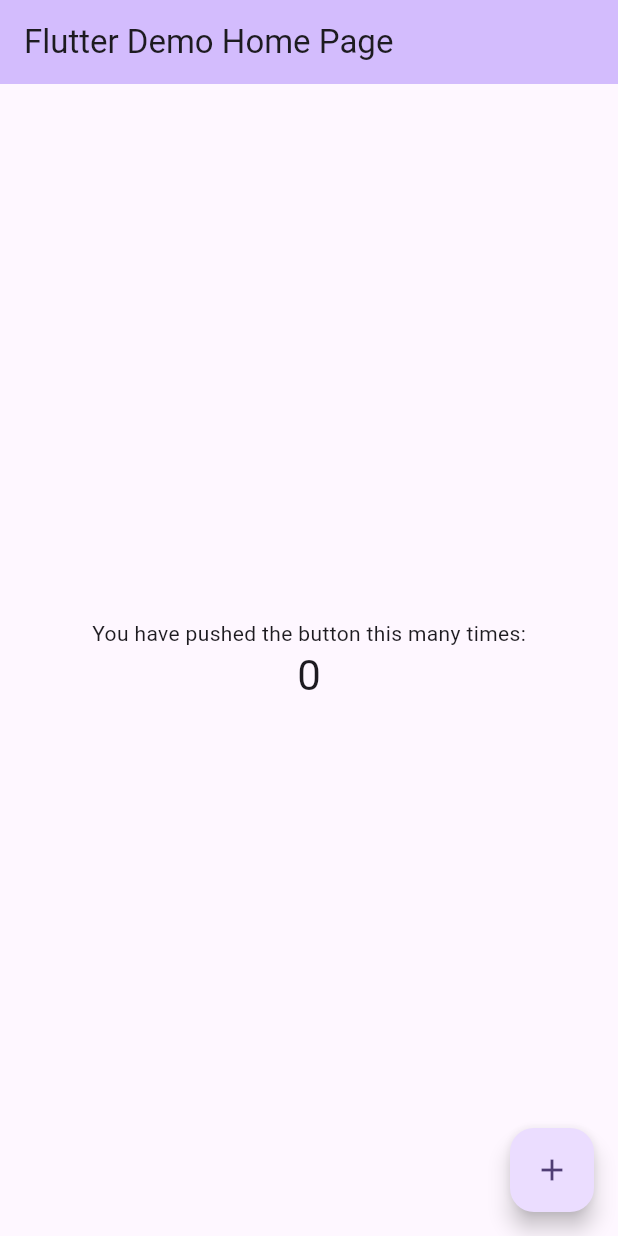
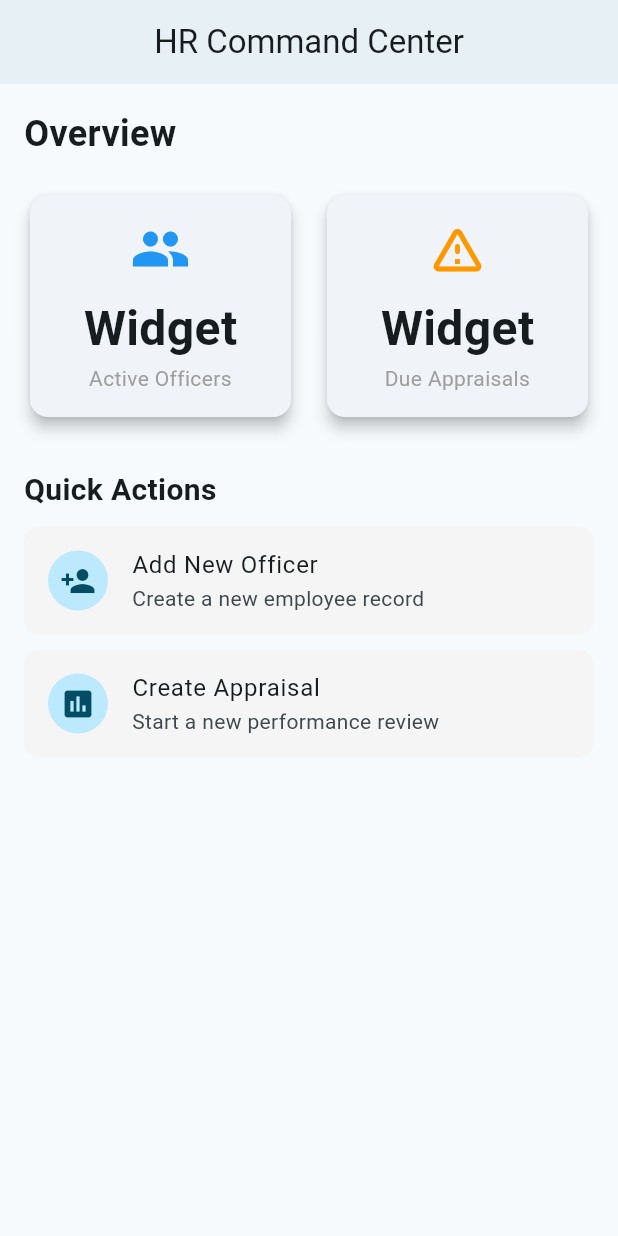
Before and after one commit to could-ai/019aea51-58df-794f-9c43-136378f08c61, a Flutter app: the screen it shows after launch, on a phone screen of 412 x 824 dp. Run offline on Flutter 3.47's test engine with Material 3 defaults, Android fonts, the phone set to English and light mode, and no system bars; statements that could not run were skipped.

Commit message:
Created data models for Officer and Appraisal to structure the application data.; Created mock data service to simulate a database with officers and appraisal logic.; Updated main.dart to set up routing and theme for the new application structure.; Created DashboardScreen to serve as the main landing page with summary statistics.; Created OfficerListScreen to display and filter officers.; Created OfficerDetailScreen to show individual employee records.; Created AppraisalTrackingScreen to list officers due for appraisal within 3 months.

```diff
--- a/usr/lib/main.dart
+++ b/usr/lib/main.dart
@@ -1,4 +1,7 @@
 import 'package:flutter/material.dart';
+import 'screens/dashboard_screen.dart';
+import 'screens/officer_list_screen.dart';
+import 'screens/appraisal_tracking_screen.dart';
 
 void main() {
   runApp(const MyApp());
@@ -7,117 +10,25 @@ void main() {
 class MyApp extends StatelessWidget {
   const MyApp({super.key});
 
-  // This widget is the root of your application.
   @override
   Widget build(BuildContext context) {
     return MaterialApp(
-      title: 'Flutter Demo',
+      title: 'Officer Appraisal System',
       debugShowCheckedModeBanner: false,
       theme: ThemeData(
-        // This is the theme of your application.
-        //
-        // TRY THIS: Try running your application with "flutter run". You'll see
-        // the application has a purple toolbar. Then, without quitting the app,
-        // try changing the seedColor in the colorScheme below to Colors.green
-        // and then invoke "hot reload" (save your changes or press the "hot
-        // reload" button in a Flutter-supported IDE, or press "r" if you used
-        // the command line to start the app).
-        //
-        // Notice that the counter didn't reset back to zero; the application
-        // state is not lost during the reload. To reset the state, use hot
-        // restart instead.
-        //
-        // This works for code too, not just values: Most code changes can be
-        // tested with just a hot reload.
-        colorScheme: ColorScheme.fromSeed(seedColor: Colors.deepPurple),
+        colorScheme: ColorScheme.fromSeed(seedColor: Colors.blueGrey),
+        useMaterial3: true,
+        appBarTheme: const AppBarTheme(
+          centerTitle: true,
+          elevation: 2,
+        ),
       ),
       initialRoute: '/',
       routes: {
-        '/': (context) => const MyHomePage(title: 'Flutter Demo Home Page'),
+        '/': (context) => const DashboardScreen(),
+        '/officers': (context) => const OfficerListScreen(),
+        '/tracking': (context) => const AppraisalTrackingScreen(),
       },
     );
   }
 }
-
-class MyHomePage extends StatefulWidget {
-  const MyHomePage({super.key, required this.title});
-
-  // This widget is the home page of your application. It is stateful, meaning
-  // that it has a State object (defined below) that contains fields that affect
-  // how it looks.
-
-  // This class is the configuration for the state. It holds the values (in this
-  // case the title) provided by the parent (in this case the App widget) and
-  // used by the build method of the State. Fields in a Widget subclass are
-  // always marked "final".
-
-  final String title;
-
-  @override
-  State<MyHomePage> createState() => _MyHomePageState();
-}
-
-class _MyHomePageState extends State<MyHomePage> {
-  int _counter = 0;
-
-  void _incrementCounter() {
-    setState(() {
-      // This call to setState tells the Flutter framework that something has
-      // changed in this State, which causes it to rerun the build method below
-      // so that the display can reflect the updated values. If we changed
-      // _counter without calling setState(), then the build method would not be
-      // called again, and so nothing would appear to happen.
-      _counter++;
-    });
-  }
-
-  @override
-  Widget build(BuildContext context) {
-    // This method is rerun every time setState is called, for instance as done
-    // by the _incrementCounter method above.
-    //
-    // The Flutter framework has been optimized to make rerunning build methods
-    // fast, so that you can just rebuild anything that needs updating rather
-    // than having to individually change instances of widgets.
-    return Scaffold(
-      appBar: AppBar(
-        // TRY THIS: Try changing the color here to a specific color (to
-        // Colors.amber, perhaps?) and trigger a hot reload to see the AppBar
-        // change color while the other colors stay the same.
-        backgroundColor: Theme.of(context).colorScheme.inversePrimary,
-        // Here we take the value from the MyHomePage object that was created by
-        // the App.build method, and use it to set our appbar title.
-        title: Text(widget.title),
-      ),
-      body: Center(
-        // Center is a layout widget. It takes a single child and positions it
-        // in the middle of the parent.
-        child: Column(
-          // Column is also a layout widget. It takes a list of children and
-          // arranges them vertically. By default, it sizes itself to fit its
-          // children horizontally, and tries to be as tall as its parent.
-          //
-          // Column has various properties to control how it sizes itself and
-          // how it positions its children. Here we use mainAxisAlignment to
-          // center the children vertically; the main axis here is the vertical
-          // axis because Columns are vertical (the cross axis would be
-          // horizontal).
-          //
-          // TRY THIS: Invoke "debug painting" (choose the "Toggle Debug Paint"
-          // action in the IDE, or press "p" in the console), to see the
-          // wireframe for each widget.
-          mainAxisAlignment: MainAxisAlignment.center,
-          children: <Widget>[
-            const Text('You have pushed the button this many times:'),
-            Text('$_counter', style: Theme.of(context).textTheme.headlineMedium),
-          ],
-        ),
-      ),
-      floatingActionButton: FloatingActionButton(
-        onPressed: _incrementCounter,
-        tooltip: 'Increment',
-        child: const Icon(Icons.add),
-      ), // This trailing comma makes auto-formatting nicer for build methods.
-    );
-  }
-}
--- /dev/null
+++ b/usr/lib/models/data_models.dart
@@ -0,0 +1,39 @@
+class Officer {
+  final String id;
+  final String name;
+  final String rank;
+  final String department;
+  final bool isActive;
+  final DateTime contractEndDate;
+  final String email;
+
+  Officer({
+    required this.id,
+    required this.name,
+    required this.rank,
+    required this.department,
+    required this.isActive,
+    required this.contractEndDate,
+    required this.email,
+  });
+}
+
+class Appraisal {
+  final String id;
+  final String officerId;
+  final DateTime dateCreated;
+  final DateTime dueDate;
+  final double score; // 1.0 to 5.0
+  final String comments;
+  final bool isCompleted;
+
+  Appraisal({
+    required this.id,
+    required this.officerId,
+    required this.dateCreated,
+    required this.dueDate,
+    required this.score,
+    required this.comments,
+    required this.isCompleted,
+  });
+}
--- /dev/null
+++ b/usr/lib/screens/dashboard_screen.dart
@@ -0,0 +1,114 @@
+import 'package:flutter/material.dart';
+import '../services/mock_data_service.dart';
+
+class DashboardScreen extends StatelessWidget {
+  const DashboardScreen({super.key});
+
+  @override
+  Widget build(BuildContext context) {
+    final activeCount = MockDataService.getActiveOfficers().length;
+    final dueCount = MockDataService.getOfficersDueForAppraisal().length;
+
+    return Scaffold(
+      appBar: AppBar(
+        title: const Text('HR Command Center'),
+      ),
+      body: SingleChildScrollView(
+        padding: const EdgeInsets.all(16.0),
+        child: Column(
+          crossAxisAlignment: CrossAxisAlignment.start,
+          children: [
+            const Text(
+              'Overview',
+              style: TextStyle(fontSize: 24, fontWeight: FontWeight.bold),
+            ),
+            const SizedBox(height: 20),
+            Row(
+              children: [
+                Expanded(
+                  child: _buildSummaryCard(
+                    context,
+                    'Active Officers',
+                    activeCount.toString(),
+                    Icons.people,
+                    Colors.blue,
+                    () => Navigator.pushNamed(context, '/officers'),
+                  ),
+                ),
+                const SizedBox(width: 16),
+                Expanded(
+                  child: _buildSummaryCard(
+                    context,
+                    'Due Appraisals',
+                    dueCount.toString(),
+                    Icons.warning_amber_rounded,
+                    Colors.orange,
+                    () => Navigator.pushNamed(context, '/tracking'),
+                  ),
+                ),
+              ],
+            ),
+            const SizedBox(height: 30),
+            const Text(
+              'Quick Actions',
+              style: TextStyle(fontSize: 20, fontWeight: FontWeight.bold),
+            ),
+            const SizedBox(height: 10),
+            ListTile(
+              leading: const CircleAvatar(child: Icon(Icons.person_add)),
+              title: const Text('Add New Officer'),
+              subtitle: const Text('Create a new employee record'),
+              onTap: () {
+                // TODO: Implement add officer
+                ScaffoldMessenger.of(context).showSnackBar(
+                  const SnackBar(content: Text('Add Officer feature coming soon')),
+                );
+              },
+              tileColor: Colors.grey[100],
+              shape: RoundedRectangleBorder(borderRadius: BorderRadius.circular(10)),
+            ),
+            const SizedBox(height: 10),
+            ListTile(
+              leading: const CircleAvatar(child: Icon(Icons.assessment)),
+              title: const Text('Create Appraisal'),
+              subtitle: const Text('Start a new performance review'),
+              onTap: () {
+                 Navigator.pushNamed(context, '/officers');
+              },
+              tileColor: Colors.grey[100],
+              shape: RoundedRectangleBorder(borderRadius: BorderRadius.circular(10)),
+            ),
+          ],
+        ),
+      ),
+    );
+  }
+
+  Widget _buildSummaryCard(BuildContext context, String title, String count, IconData icon, Color color, VoidCallback onTap) {
+    return GestureDetector(
+      onTap: onTap,
+      child: Card(
+        elevation: 4,
+        child: Padding(
+          padding: const EdgeInsets.all(16.0),
+          child: Column(
+            mainAxisAlignment: MainAxisAlignment.center,
+            children: [
+              Icon(icon, size: 40, color: color),
+              const SizedBox(height: 10),
+              Text(
+                count,
+                style: const TextStyle(fontSize: 32, fontWeight: FontWeight.bold),
+              ),
+              Text(
+                title,
+                style: const TextStyle(fontSize: 14, color: Colors.grey),
+                textAlign: TextAlign.center,
+              ),
+            ],
+          ),
+        ),
+      ),
+    );
+  }
+}
--- /dev/null
+++ b/usr/lib/screens/officer_detail_screen.dart
@@ -0,0 +1,140 @@
+import 'package:flutter/material.dart';
+import 'package:intl/intl.dart';
+import '../models/data_models.dart';
+
+class OfficerDetailScreen extends StatelessWidget {
+  final Officer officer;
+
+  const OfficerDetailScreen({super.key, required this.officer});
+
+  @override
+  Widget build(BuildContext context) {
+    return Scaffold(
+      appBar: AppBar(
+        title: Text(officer.name),
+      ),
+      body: SingleChildScrollView(
+        padding: const EdgeInsets.all(16.0),
+        child: Column(
+          crossAxisAlignment: CrossAxisAlignment.start,
+          children: [
+            _buildHeader(),
+            const Divider(height: 30),
+            _buildInfoSection(),
+            const Divider(height: 30),
+            _buildActionButtons(context),
+          ],
+        ),
+      ),
+    );
+  }
+
+  Widget _buildHeader() {
+    return Row(
+      children: [
+        CircleAvatar(
+          radius: 40,
+          backgroundColor: Colors.blueGrey,
+          child: Text(
+            officer.name[0],
+            style: const TextStyle(fontSize: 30, color: Colors.white),
+          ),
+        ),
+        const SizedBox(width: 20),
+        Column(
+          crossAxisAlignment: CrossAxisAlignment.start,
+          children: [
+            Text(
+              officer.name,
+              style: const TextStyle(fontSize: 24, fontWeight: FontWeight.bold),
+            ),
+            Text(
+              officer.rank,
+              style: const TextStyle(fontSize: 18, color: Colors.grey),
+            ),
+            const SizedBox(height: 5),
+            Container(
+              padding: const EdgeInsets.symmetric(horizontal: 8, vertical: 4),
+              decoration: BoxDecoration(
+                color: officer.isActive ? Colors.green : Colors.red,
+                borderRadius: BorderRadius.circular(12),
+              ),
+              child: Text(
+                officer.isActive ? 'ACTIVE' : 'INACTIVE',
+                style: const TextStyle(color: Colors.white, fontSize: 12),
+              ),
+            ),
+          ],
+        ),
+      ],
+    );
+  }
+
+  Widget _buildInfoSection() {
+    final dateFormat = DateFormat('MMM dd, yyyy');
+    return Column(
+      crossAxisAlignment: CrossAxisAlignment.start,
+      children: [
+        const Text('Employee Details', style: TextStyle(fontSize: 18, fontWeight: FontWeight.bold)),
+        const SizedBox(height: 10),
+        _infoRow(Icons.badge, 'ID', officer.id),
+        _infoRow(Icons.work, 'Department', officer.department),
+        _infoRow(Icons.email, 'Email', officer.email),
+        _infoRow(Icons.calendar_today, 'Contract End Date', dateFormat.format(officer.contractEndDate)),
+      ],
+    );
+  }
+
+  Widget _infoRow(IconData icon, String label, String value) {
+    return Padding(
+      padding: const EdgeInsets.symmetric(vertical: 8.0),
+      child: Row(
+        children: [
+          Icon(icon, size: 20, color: Colors.grey),
+          const SizedBox(width: 15),
+          Column(
+            crossAxisAlignment: CrossAxisAlignment.start,
+            children: [
+              Text(label, style: const TextStyle(fontSize: 12, color: Colors.grey)),
+              Text(value, style: const TextStyle(fontSize: 16)),
+            ],
+          ),
+        ],
+      ),
+    );
+  }
+
+  Widget _buildActionButtons(BuildContext context) {
+    return Column(
+      children: [
+        SizedBox(
+          width: double.infinity,
+          child: ElevatedButton.icon(
+            onPressed: () {
+              // Navigate to create appraisal
+            },
+            icon: const Icon(Icons.note_add),
+            label: const Text('Create Performance Appraisal'),
+            style: ElevatedButton.styleFrom(
+              padding: const EdgeInsets.symmetric(vertical: 12),
+            ),
+          ),
+        ),
+        const SizedBox(height: 10),
+        SizedBox(
+          width: double.infinity,
+          child: OutlinedButton.icon(
+            onPressed: () {
+              // Mock PDF send
+              ScaffoldMessenger.of(context).showSnackBar(
+                const SnackBar(content: Text('Sending PDF to email...')),
+              );
+            },
+            icon: const Icon(Icons.picture_as_pdf),
+            label: const Text('Email Record as PDF'),
+          ),
+        ),
+      ],
+    );
+  }
+}
--- /dev/null
+++ b/usr/lib/services/mock_data_service.dart
@@ -0,0 +1,79 @@
+import 'data_models.dart';
+
+class MockDataService {
+  static final List<Officer> officers = [
+    Officer(
+      id: '1',
+      name: 'John Doe',
+      rank: 'Captain',
+      department: 'Operations',
+      isActive: true,
+      contractEndDate: DateTime.now().add(const Duration(days: 400)),
+      email: 'john.doe@example.com',
+    ),
+    Officer(
+      id: '2',
+      name: 'Jane Smith',
+      rank: 'Lieutenant',
+      department: 'Logistics',
+      isActive: true,
+      contractEndDate: DateTime.now().add(const Duration(days: 80)), // Due for appraisal soon (< 90 days)
+      email: 'jane.smith@example.com',
+    ),
+    Officer(
+      id: '3',
+      name: 'Robert Brown',
+      rank: 'Sergeant',
+      department: 'Security',
+      isActive: false,
+      contractEndDate: DateTime.now().subtract(const Duration(days: 10)),
+      email: 'robert.brown@example.com',
+    ),
+    Officer(
+      id: '4',
+      name: 'Emily Davis',
+      rank: 'Commander',
+      department: 'Operations',
+      isActive: true,
+      contractEndDate: DateTime.now().add(const Duration(days: 60)), // Due for appraisal soon
+      email: 'emily.davis@example.com',
+    ),
+  ];
+
+  static final List<Appraisal> appraisals = [
+    Appraisal(
+      id: '101',
+      officerId: '1',
+      dateCreated: DateTime.now().subtract(const Duration(days: 100)),
+      dueDate: DateTime.now().subtract(const Duration(days: 90)),
+      score: 4.5,
+      comments: 'Excellent performance in Q1.',
+      isCompleted: true,
+    ),
+  ];
+
+  // Logic to filter active officers
+  static List<Officer> getActiveOfficers() {
+    return officers.where((o) => o.isActive).toList();
+  }
+
+  // Logic to find officers needing appraisal (3 months before end date)
+  static List<Officer> getOfficersDueForAppraisal() {
+    final now = DateTime.now();
+    final threeMonthsFromNow = now.add(const Duration(days: 90));
+
+    return officers.where((o) {
+      return o.isActive &&
+             o.contractEndDate.isAfter(now) &&
+             o.contractEndDate.isBefore(threeMonthsFromNow);
+    }).toList();
+  }
+
+  static Officer? getOfficerById(String id) {
+    try {
+      return officers.firstWhere((o) => o.id == id);
+    } catch (e) {
+      return null;
+    }
+  }
+}
```
Also changed, not shown: usr/lib/screens/appraisal_tracking_screen.dart (added, +76 -0 lines), usr/lib/screens/officer_list_screen.dart (added, +107 -0 lines).
